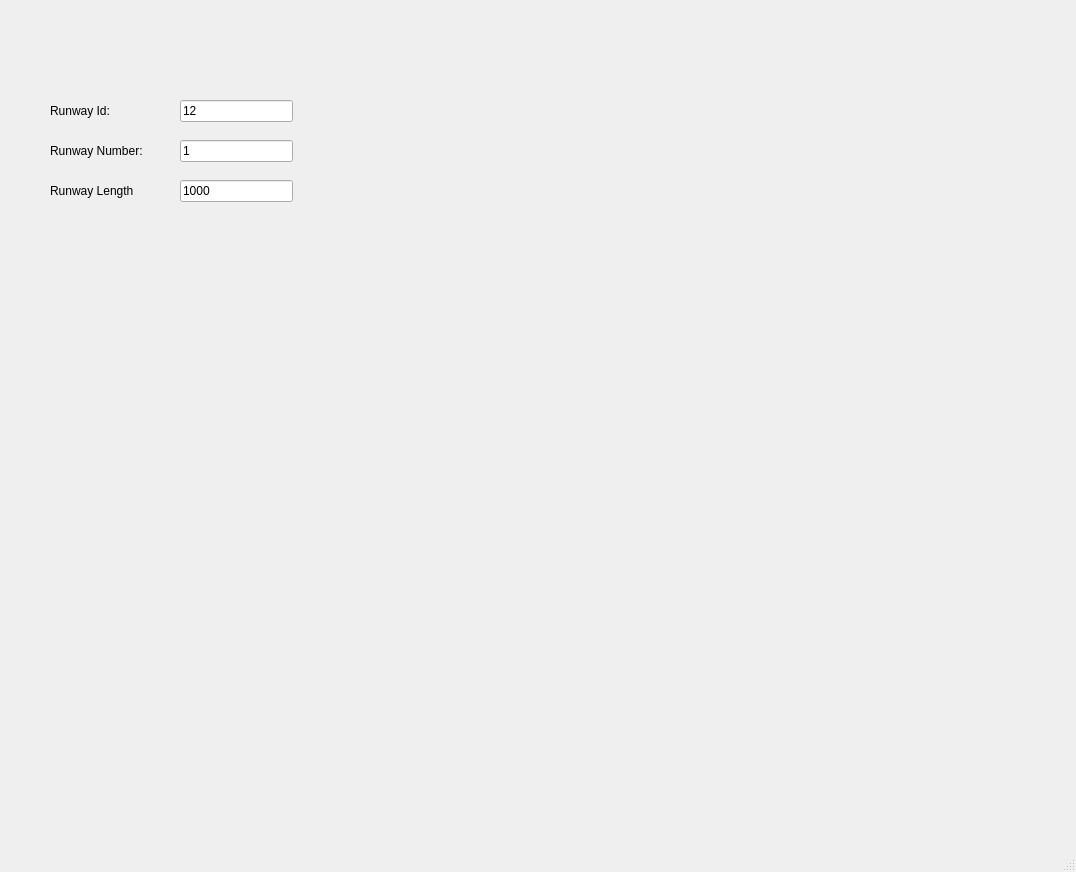
First picture: the form in Runway.ui, repository Muneeba-Badar/DB-Final-Project, before the edit.
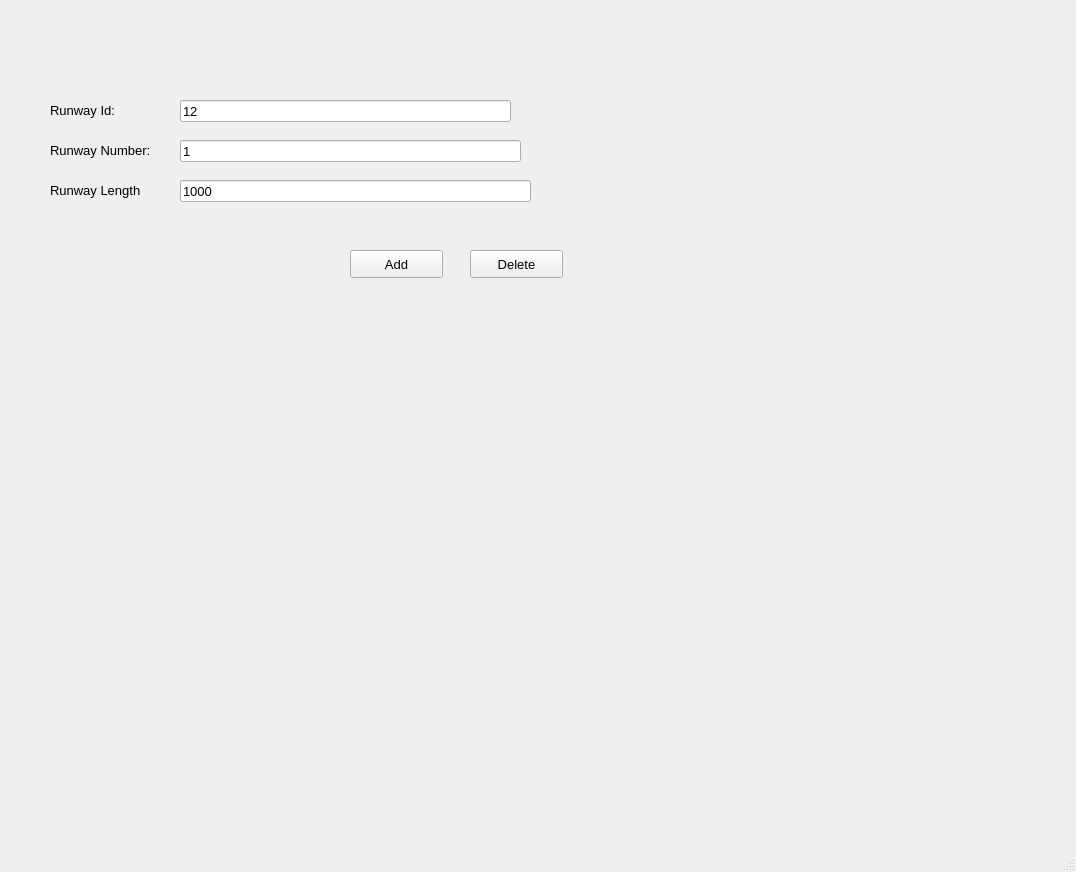
Second picture: the form after the edit.

Diff of the .ui file:
```diff
--- a/Runway.ui
+++ b/Runway.ui
@@ -23,6 +23,11 @@
       <height>41</height>
      </rect>
     </property>
+    <property name="font">
+     <font>
+      <pointsize>10</pointsize>
+     </font>
+    </property>
     <property name="text">
      <string>Runway Id:</string>
     </property>
@@ -32,10 +37,15 @@
      <rect>
       <x>50</x>
       <y>130</y>
-      <width>101</width>
+      <width>131</width>
       <height>41</height>
      </rect>
     </property>
+    <property name="font">
+     <font>
+      <pointsize>10</pointsize>
+     </font>
+    </property>
     <property name="text">
      <string>Runway Number:</string>
     </property>
@@ -45,10 +55,15 @@
      <rect>
       <x>50</x>
       <y>170</y>
-      <width>91</width>
+      <width>121</width>
       <height>41</height>
      </rect>
     </property>
+    <property name="font">
+     <font>
+      <pointsize>10</pointsize>
+     </font>
+    </property>
     <property name="text">
      <string>Runway Length</string>
     </property>
@@ -58,10 +73,15 @@
      <rect>
       <x>180</x>
       <y>100</y>
-      <width>113</width>
+      <width>331</width>
       <height>22</height>
      </rect>
     </property>
+    <property name="font">
+     <font>
+      <pointsize>10</pointsize>
+     </font>
+    </property>
     <property name="text">
      <string>12</string>
     </property>
@@ -71,10 +91,15 @@
      <rect>
       <x>180</x>
       <y>140</y>
-      <width>113</width>
+      <width>341</width>
       <height>22</height>
      </rect>
     </property>
+    <property name="font">
+     <font>
+      <pointsize>10</pointsize>
+     </font>
+    </property>
     <property name="text">
      <string>1</string>
     </property>
@@ -84,14 +109,55 @@
      <rect>
       <x>180</x>
       <y>180</y>
-      <width>113</width>
+      <width>351</width>
       <height>22</height>
      </rect>
     </property>
+    <property name="font">
+     <font>
+      <pointsize>10</pointsize>
+     </font>
+    </property>
     <property name="text">
      <string>1000</string>
     </property>
    </widget>
+   <widget class="QPushButton" name="pushButton_2">
+    <property name="geometry">
+     <rect>
+      <x>470</x>
+      <y>250</y>
+      <width>93</width>
+      <height>28</height>
+     </rect>
+    </property>
+    <property name="font">
+     <font>
+      <pointsize>10</pointsize>
+     </font>
+    </property>
+    <property name="text">
+     <string>Delete</string>
+    </property>
+   </widget>
+   <widget class="QPushButton" name="pushButton">
+    <property name="geometry">
+     <rect>
+      <x>350</x>
+      <y>250</y>
+      <width>93</width>
+      <height>28</height>
+     </rect>
+    </property>
+    <property name="font">
+     <font>
+      <pointsize>10</pointsize>
+     </font>
+    </property>
+    <property name="text">
+     <string>Add</string>
+    </property>
+   </widget>
   </widget>
   <widget class="QMenuBar" name="menubar">
    <property name="geometry">
```
